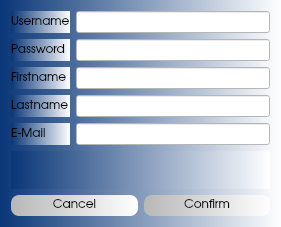
Old version of the form PersonalPlanner/registrationform.ui in the repository sabrine-gamdou/PersonalPlanner.
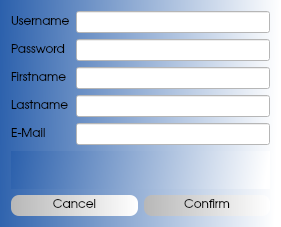
New version of the form.

The edit to the form file:
```diff
--- a/PersonalPlanner/registrationform.ui
+++ b/PersonalPlanner/registrationform.ui
@@ -17,7 +17,7 @@
    <bool>false</bool>
   </property>
   <property name="styleSheet">
-   <string notr="true">QWidget{ background: qlineargradient(spread:pad, x1:0, y1:0, x2:1, y2:0, stop:0 rgba(9, 54, 119, 255), stop:1 rgba(255, 255, 255, 255))}</string>
+   <string notr="true">QWidget{ background: qlineargradient(spread:pad, x1:0, y1:0, x2:1, y2:0.0225455, stop:0 rgba(43, 96, 172, 255), stop:1 rgba(255, 255, 255, 255))}</string>
   </property>
   <layout class="QGridLayout" name="gridLayout_2">
    <item row="2" column="0">
@@ -74,6 +74,9 @@
          <family>URW Gothic L</family>
         </font>
        </property>
+       <property name="styleSheet">
+        <string notr="true">background: qlineargradient(spread:pad, x1:0, y1:0, x2:1, y2:0.0225455, stop:0 rgba(0,0,0,0), stop:1 rgba(0,0,0,0))</string>
+       </property>
        <property name="text">
         <string>Username</string>
        </property>
@@ -93,6 +96,9 @@
          <family>URW Gothic L</family>
         </font>
        </property>
+       <property name="styleSheet">
+        <string notr="true">background: qlineargradient(spread:pad, x1:0, y1:0, x2:1, y2:0.0225455, stop:0 rgba(0,0,0,0), stop:1 rgba(0,0,0,0))</string>
+       </property>
        <property name="text">
         <string>E-Mail</string>
        </property>
@@ -112,6 +118,9 @@
          <family>URW Gothic L</family>
         </font>
        </property>
+       <property name="styleSheet">
+        <string notr="true">background: qlineargradient(spread:pad, x1:0, y1:0, x2:1, y2:0.0225455, stop:0 rgba(0,0,0,0), stop:1 rgba(0,0,0,0))</string>
+       </property>
        <property name="text">
         <string>Lastname</string>
        </property>
@@ -124,6 +133,9 @@
          <family>URW Gothic L</family>
         </font>
        </property>
+       <property name="styleSheet">
+        <string notr="true">background: qlineargradient(spread:pad, x1:0, y1:0, x2:1, y2:0.0225455, stop:0 rgba(0,0,0,0), stop:1 rgba(0,0,0,0))</string>
+       </property>
        <property name="text">
         <string>Firstname</string>
        </property>
@@ -150,6 +162,9 @@
          <family>URW Gothic L</family>
         </font>
        </property>
+       <property name="styleSheet">
+        <string notr="true">background: qlineargradient(spread:pad, x1:0, y1:0, x2:1, y2:0.0225455, stop:0 rgba(0,0,0,0), stop:1 rgba(0,0,0,0))</string>
+       </property>
        <property name="text">
         <string>Password</string>
        </property>
```
Left out of the diff: 2 changed lines with no effect on the pictures.
